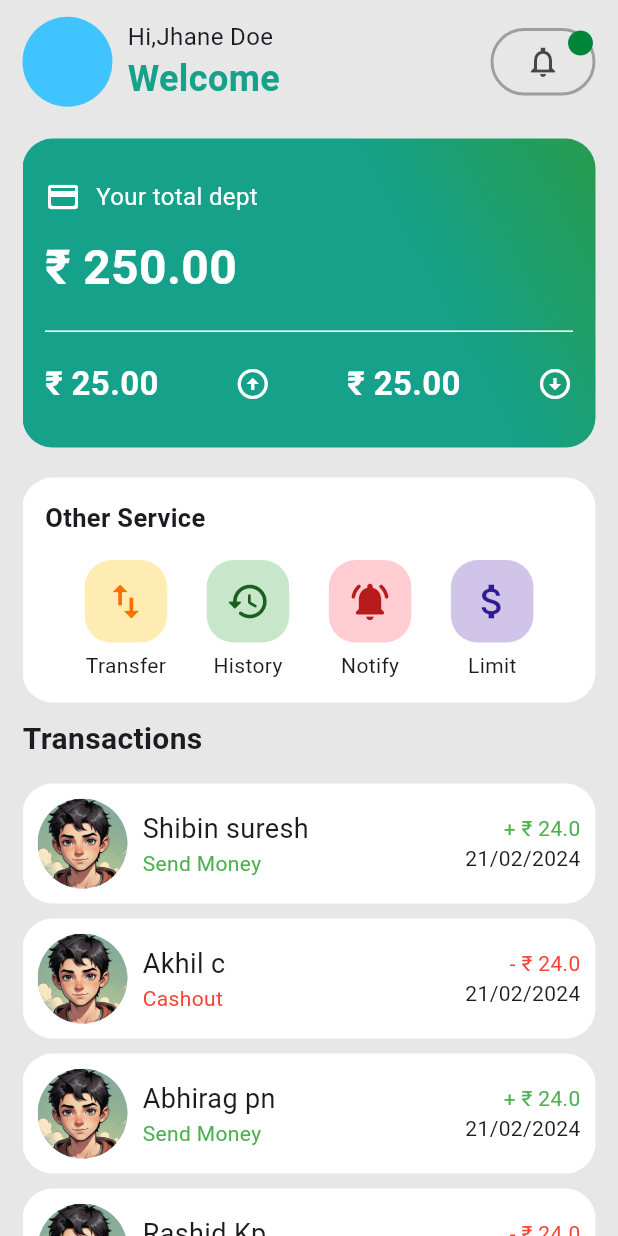
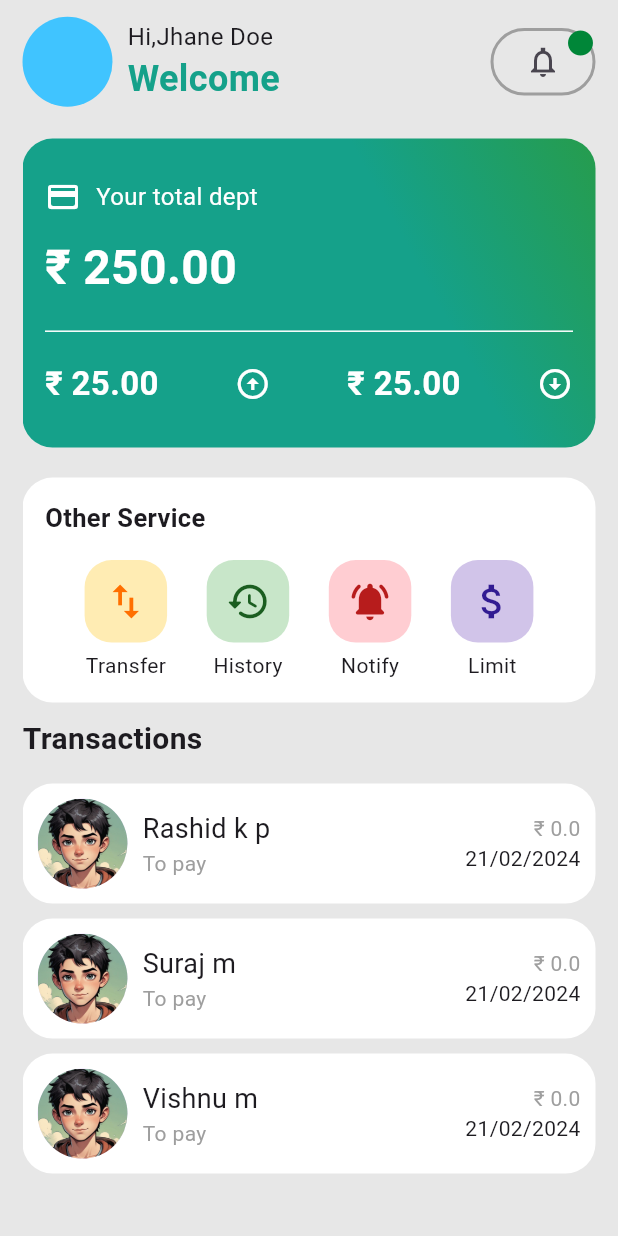
Before and after one commit to Shibin-Oh-Yes/Money-Track, a Flutter app: the screen it shows after launch, on a phone screen of 412 x 824 dp. Run offline on Flutter 3.47's test engine with Material 3 defaults, Android fonts, the light colour scheme and no system bars; our stand-ins replace flutter_svg.

Commit message:
fet:addnewlist

```diff
--- a/lib/backend/transaction.dart
+++ b/lib/backend/transaction.dart
@@ -1,33 +1,30 @@
-class UserInfo {
-  late final String userName;
-  late final double dept;
-  late bool inorout;
-  late List<BillHistory>? userbillhis=[];
-  UserInfo({required this.userName, required this.dept, required this.inorout,required this.userbillhis});
-}
-
 class UserList {
   static List<UserInfo> currentusers = [
-    UserInfo(userName: 'Shibin suresh', dept: 230.0, inorout: true,userbillhis: []),
-    UserInfo(userName: 'Akhil c', dept: 230.0, inorout: false,userbillhis: []),
-    UserInfo(userName: 'Abhirag pn', dept: 230.0, inorout: true,userbillhis: []),
-    UserInfo(userName: 'Rashid Kp', dept: 230.0, inorout: false,userbillhis: []),
-    UserInfo(userName: 'Suraj M', dept: 230.0, inorout: true,userbillhis: []),
-    UserInfo(userName: 'Vishnu M', dept: 230.0, inorout: false,userbillhis: []),
+    UserInfo(nameofuser: 'Rashid k p', ismerchant: false),
+    UserInfo(nameofuser: 'Suraj m', ismerchant: false),
+    UserInfo(nameofuser: 'Vishnu m', ismerchant: false),
   ];
 }
 
-class ItemBill{
+class UserInfo {
+  late String nameofuser;
+  late bool ismerchant;
+  bool ispaid = false;
+  late double totalamound = 0;
+  List<BillCards>? billhistory = [];
+  UserInfo({
+    required this.nameofuser,
+    required this.ismerchant,
+  });
+}
+
+class BillCards {
+  List<ItemBill> itemlist = [];
+  BillCards({required this.itemlist});
+}
+
+class ItemBill {
   late String itemname;
   late String itemprice;
   ItemBill({required this.itemname, required this.itemprice});
 }
-
-class BillHistory{
-  List<ItemBill>? itemlist=[];
-}
-
-class UserDeptHistory{
-  List<BillHistory>? userdept=[];
-  late double totaldept;
-}
--- a/lib/main.dart
+++ b/lib/main.dart
@@ -1,9 +1,6 @@
 import 'package:flutter/material.dart';
 import 'package:moneytrack/backend/user_details.dart';
 import 'package:moneytrack/pages/home_page.dart';
-import 'package:moneytrack/pages/intro.dart';
-import 'package:moneytrack/pages/user_page.dart';
-
 void main() {
   runApp(const MyApp());
 }
--- a/lib/pages/home_page.dart
+++ b/lib/pages/home_page.dart
@@ -179,10 +179,7 @@ class _HomePageState extends State<HomePage> {
                       itemCount: curentlist.length,
                       itemBuilder: (BuildContext context, int index) {
                         var user = curentlist[index];
-                        return UserTile(
-                          //need some history lsit
-                          pos:index,
-                            userName: user.userName, isIn: user.inorout,billhistory:user.userbillhis,);
+                        return UserTile(userInfo: user);
                       },
                     ),
                   ),
--- a/lib/widgets/user_tile.dart
+++ b/lib/widgets/user_tile.dart
@@ -1,16 +1,17 @@
 import 'package:flutter/material.dart';
+import 'package:moneytrack/backend/transaction.dart';
 import 'package:moneytrack/pages/user_page.dart';
 
 class UserTile extends StatelessWidget {
-  const UserTile({super.key, required this.userName, required this.isIn, required this.billhistory});
-  final String userName;
-  final bool isIn;
-  final List? billhistory;
+  const UserTile({super.key,required this.userInfo});
+
+  final UserInfo userInfo;
+
   @override
   Widget build(BuildContext context) {
     return GestureDetector(
       onTap: (){
-        //Navigator.push(context, MaterialPageRoute(builder: (context)=>UserPage(chatname: userName,,)) );
+        Navigator.push(context, MaterialPageRoute(builder: (context)=>UserPage(thisuser: userInfo)) );
       },
       child: Container(
         margin: const EdgeInsets.symmetric(vertical: 5),
@@ -39,14 +40,14 @@ class UserTile extends StatelessWidget {
                     mainAxisAlignment: MainAxisAlignment.center,
                     children: [
                       Text(
-                        userName,
+                        userInfo.nameofuser,
                         style: const TextStyle(
                           fontSize: 18,
                         ),
                       ),
                       Text(
-                        isIn ? "Send Money" : "Cashout",
-                        style: TextStyle(color: isIn ? Colors.green : Colors.red),
+                       (userInfo.totalamound>0?"To get":"To pay"),
+                        style: TextStyle(color: whichclr(userInfo.totalamound)),
                       )
                     ],
                   )
@@ -57,7 +58,7 @@ class UserTile extends StatelessWidget {
               mainAxisAlignment: MainAxisAlignment.center,
               crossAxisAlignment: CrossAxisAlignment.end,
               children: [
-                cashForTile('24.0', isIn),
+                cashForTile(userInfo.totalamound),
                 const Text('21/02/2024',)
               ],
             )
@@ -70,11 +71,28 @@ class UserTile extends StatelessWidget {
 
 
 
-Widget cashForTile(String value,bool isInc){
-  if(isInc==true ){
+Widget cashForTile(double value){
+  if(value>0){
     return Text("+ \u{20B9} $value",style: const TextStyle(color: Colors.green),);
   }
   else {
-    return Text("- \u{20B9} $value",style: const TextStyle(color: Colors.red),);
+    if(value<0){
+      return Text("- \u{20B9} $value",style: const TextStyle(color: Colors.red),);
+    }
+    else{
+      return Text("\u{20B9} $value",style: const TextStyle(color: Colors.grey),);
+    }
   }
 }
+
+Color whichclr(double value){
+  if(value>0){
+    return Colors.green;
+  }
+  else if(value<0){
+    return Colors.red;
+  }
+  else{
+    return Colors.grey;
+  }
+}
```
Also changed, not shown: lib/pages/addpage.dart (+35 -12 lines), lib/pages/user_page.dart (+24 -42 lines), lib/widgets/billset.dart (+41 -2 lines).
